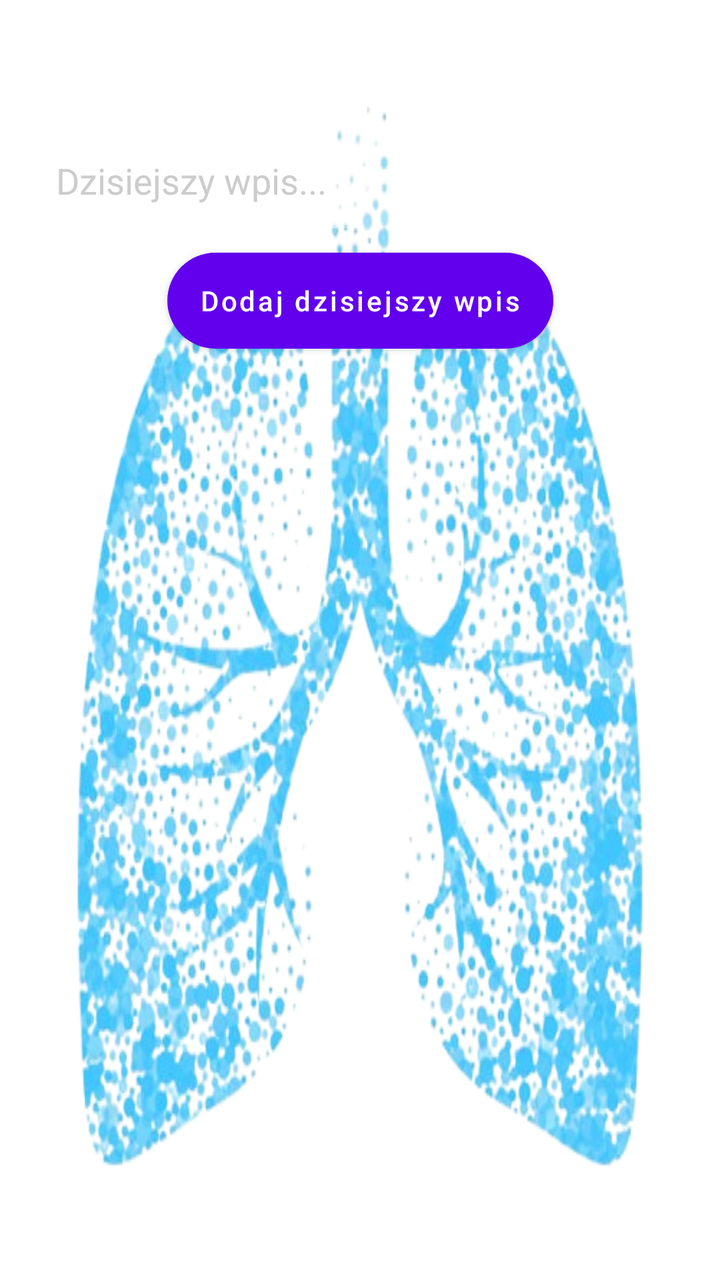
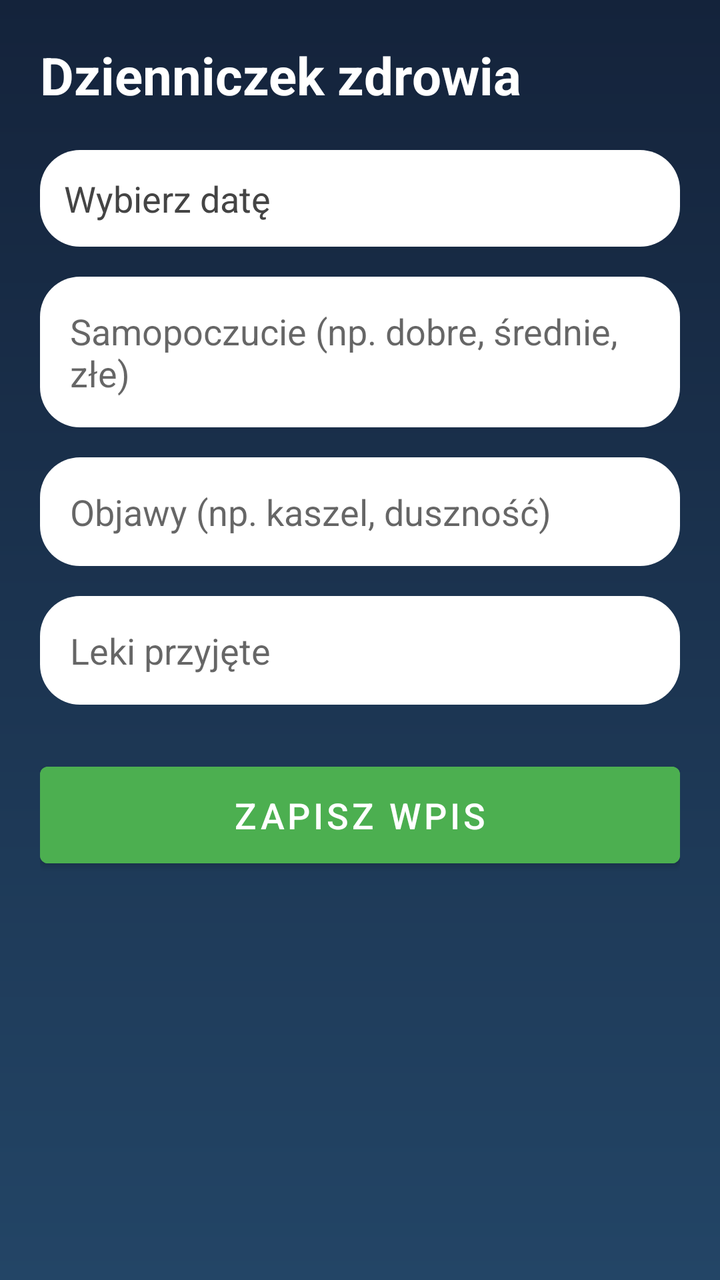

Two renders of the same Android screen: before a commit and after it. Below are the layout's source before the change and the commit's diff.
<!-- AndroidManifest.xml: application theme Theme.MyApplication -->
<!-- res/layout/fragment_dairy.xml -->
<?xml version="1.0" encoding="utf-8"?>
<androidx.constraintlayout.widget.ConstraintLayout xmlns:android="http://schemas.android.com/apk/res/android"
    xmlns:tools="http://schemas.android.com/tools"
    xmlns:app="http://schemas.android.com/apk/res-auto"
    android:layout_width="match_parent"
    android:layout_height="match_parent"
    android:background="@drawable/lungs"
    tools:context=".DairyFragment">

    <TextView
        android:id="@+id/tvDiaryTitle"
        android:layout_width="wrap_content"
        android:layout_height="10dp"
        android:layout_margin="40dp"
        android:text="Dzienniczek"
        android:textColor="@android:color/white"
        android:textSize="28sp"
        android:textStyle="bold"
        app:layout_constraintStart_toStartOf="parent"
        app:layout_constraintTop_toTopOf="parent" />

    <EditText
        android:id="@+id/etDiaryInput"
        android:layout_width="0dp"
        android:layout_height="wrap_content"
        android:hint="Dzisiejszy wpis..."
        android:background="@drawable/field_bg"
        android:padding="12dp"
        android:textColor="@android:color/white"
        android:textColorHint="#CCCCCC"
        app:layout_constraintTop_toBottomOf="@id/tvDiaryTitle"
        app:layout_constraintStart_toStartOf="parent"
        app:layout_constraintEnd_toEndOf="parent"
        android:layout_margin="16dp"/>

    

    

    <Button
        android:id="@+id/btnAddDiary"
        android:layout_width="wrap_content"
        android:layout_height="wrap_content"
        android:layout_marginTop="12dp"
        android:background="@drawable/button_bg"
        android:text="Dodaj dzisiejszy wpis"
        android:textAllCaps="false"
        android:textColor="@android:color/white"
        app:layout_constraintEnd_toEndOf="parent"
        app:layout_constraintStart_toStartOf="parent"
        app:layout_constraintTop_toBottomOf="@id/etDiaryInput" />

    <androidx.recyclerview.widget.RecyclerView
        android:id="@+id/recyclerDiary"
        android:layout_width="0dp"
        android:layout_height="0dp"
        app:layout_constraintTop_toBottomOf="@id/btnAddDiary"
        app:layout_constraintBottom_toBottomOf="parent"
        app:layout_constraintStart_toStartOf="parent"
        app:layout_constraintEnd_toEndOf="parent"
        android:layout_margin="16dp"/>

</androidx.constraintlayout.widget.ConstraintLayout>
<!-- resources referenced by this layout -->
<resources>
  <!-- drawable button_bg (drawable) -->
  <?xml version="1.0" encoding="utf-8"?>
  <ripple xmlns:android="http://schemas.android.com/apk/res/android"
      android:color="#33FFFFFF">
  
      <item>
          <shape android:shape="rectangle">
              <corners android:radius="30dp"/>
              <gradient
                  android:startColor="#3A86FF"
                  android:endColor="#00C6FF"
                  android:angle="0"/>
              <padding
                  android:left="16dp"
                  android:top="10dp"
                  android:right="16dp"
                  android:bottom="10dp"/>
          </shape>
      </item>
  </ripple>
  <!-- drawable field_bg (drawable) -->
  <?xml version="1.0" encoding="utf-8"?>
  <shape xmlns:android="http://schemas.android.com/apk/res/android">
      <solid android:color="#66FFFFFF"/> 
      <stroke android:width="1dp" android:color="#33FFFFFF"/>
      <corners android:radius="16dp"/>
  </shape>
  <!-- drawable lungs: png bitmap (drawable, 315991 bytes) -->
  <style name="Theme.MyApplication" parent="Theme.MaterialComponents.DayNight.DarkActionBar">
          
          <item name="colorPrimary">@color/purple_500</item>
          <item name="colorPrimaryVariant">@color/purple_700</item>
          <item name="colorOnPrimary">@color/white</item>
          
          <item name="colorSecondary">@color/teal_200</item>
          <item name="colorSecondaryVariant">@color/teal_700</item>
          <item name="colorOnSecondary">@color/black</item>
          
          <item name="android:statusBarColor">?attr/colorPrimaryVariant</item>
          
      </style>
  <color name="purple_500">#FF6200EE</color>
  <color name="purple_700">#FF3700B3</color>
  <color name="white">#FFFFFFFF</color>
  <color name="teal_200">#FF03DAC5</color>
  <color name="teal_700">#FF018786</color>
  <color name="black">#FF000000</color>
</resources>

<!-- the commit's change to res/layout/fragment_dairy.xml (unified diff, before → after) -->
@@ -1,63 +1,83 @@
 <?xml version="1.0" encoding="utf-8"?>
-<androidx.constraintlayout.widget.ConstraintLayout xmlns:android="http://schemas.android.com/apk/res/android"
-    xmlns:tools="http://schemas.android.com/tools"
-    xmlns:app="http://schemas.android.com/apk/res-auto"
+<ScrollView xmlns:android="http://schemas.android.com/apk/res/android"
     android:layout_width="match_parent"
     android:layout_height="match_parent"
-    android:background="@drawable/lungs"
-    tools:context=".DairyFragment">
+    android:padding="20dp"
+    android:background="@drawable/gradient_bg">
 
-    <TextView
-        android:id="@+id/tvDiaryTitle"
-        android:layout_width="wrap_content"
-        android:layout_height="10dp"
-        android:layout_margin="40dp"
-        android:text="Dzienniczek"
-        android:textColor="@android:color/white"
-        android:textSize="28sp"
-        android:textStyle="bold"
-        app:layout_constraintStart_toStartOf="parent"
-        app:layout_constraintTop_toTopOf="parent" />
 
-    <EditText
-        android:id="@+id/etDiaryInput"
-        android:layout_width="0dp"
+    <LinearLayout
+        android:layout_width="match_parent"
         android:layout_height="wrap_content"
-        android:hint="Dzisiejszy wpis..."
-        android:background="@drawable/field_bg"
-        android:padding="12dp"
-        android:textColor="@android:color/white"
-        android:textColorHint="#CCCCCC"
-        app:layout_constraintTop_toBottomOf="@id/tvDiaryTitle"
-        app:layout_constraintStart_toStartOf="parent"
-        app:layout_constraintEnd_toEndOf="parent"
-        android:layout_margin="16dp"/>
+        android:orientation="vertical">
 
-    
+        
+        <TextView
+            android:layout_width="match_parent"
+            android:layout_height="wrap_content"
+            android:text="Dzienniczek zdrowia"
+            android:textSize="26sp"
+            android:textStyle="bold"
+            android:textColor="@color/white"
+            android:paddingBottom="20dp" />
 
-    
+        
+        <TextView
+            android:id="@+id/tvDate"
+            android:layout_width="match_parent"
+            android:layout_height="wrap_content"
+            android:text="Wybierz datę"
+            android:textColor="#444"
+            android:textSize="18sp"
+            android:padding="12dp"
+            android:background="@drawable/card_white"
+            android:drawablePadding="10dp"/>
 
-    <Button
-        android:id="@+id/btnAddDiary"
-        android:layout_width="wrap_content"
-        android:layout_height="wrap_content"
-        android:layout_marginTop="12dp"
-        android:background="@drawable/button_bg"
-        android:text="Dodaj dzisiejszy wpis"
-        android:textAllCaps="false"
-        android:textColor="@android:color/white"
-        app:layout_constraintEnd_toEndOf="parent"
-        app:layout_constraintStart_toStartOf="parent"
-        app:layout_constraintTop_toBottomOf="@id/etDiaryInput" />
+        
+        <EditText
+            android:id="@+id/etMood"
+            android:layout_width="match_parent"
+            android:layout_height="wrap_content"
+            android:hint="Samopoczucie (np. dobre, średnie, złe)"
+            android:padding="15dp"
+            android:background="@drawable/card_white"
+            android:textColor="#222"
+            android:layout_marginTop="15dp" />
 
-    <androidx.recyclerview.widget.RecyclerView
-        android:id="@+id/recyclerDiary"
-        android:layout_width="0dp"
-        android:layout_height="0dp"
-        app:layout_constraintTop_toBottomOf="@id/btnAddDiary"
-        app:layout_constraintBottom_toBottomOf="parent"
-        app:layout_constraintStart_toStartOf="parent"
-        app:layout_constraintEnd_toEndOf="parent"
-        android:layout_margin="16dp"/>
+        
+        <EditText
+            android:id="@+id/etSymptoms"
+            android:layout_width="match_parent"
+            android:layout_height="wrap_content"
+            android:hint="Objawy (np. kaszel, duszność)"
+            android:padding="15dp"
+            android:background="@drawable/card_white"
+            android:textColor="#222"
+            android:layout_marginTop="15dp" />
 
-</androidx.constraintlayout.widget.ConstraintLayout>
+        
+        <EditText
+            android:id="@+id/etMeds"
+            android:layout_width="match_parent"
+            android:layout_height="wrap_content"
+            android:hint="Leki przyjęte"
+            android:padding="15dp"
+            android:background="@drawable/card_white"
+            android:textColor="#222"
+            android:layout_marginTop="15dp" />
+
+        
+        <Button
+            android:id="@+id/btnSave"
+            android:layout_width="match_parent"
+            android:layout_height="wrap_content"
+            android:text="Zapisz wpis"
+            android:backgroundTint="#4CAF50"
+            android:textColor="#FFFFFF"
+            android:layout_marginTop="25dp"
+            android:padding="12dp"
+            android:textSize="18sp" />
+
+    </LinearLayout>
+
+</ScrollView>
<!-- resource entries referenced after the edit -->
@@ -1,33 +1,5 @@
 <!-- resources referenced by this layout -->
 <resources>
-  <!-- drawable button_bg (drawable) -->
-  <?xml version="1.0" encoding="utf-8"?>
-  <ripple xmlns:android="http://schemas.android.com/apk/res/android"
-      android:color="#33FFFFFF">
-  
-      <item>
-          <shape android:shape="rectangle">
-              <corners android:radius="30dp"/>
-              <gradient
-                  android:startColor="#3A86FF"
-                  android:endColor="#00C6FF"
-                  android:angle="0"/>
-              <padding
-                  android:left="16dp"
-                  android:top="10dp"
-                  android:right="16dp"
-                  android:bottom="10dp"/>
-          </shape>
-      </item>
-  </ripple>
-  <!-- drawable field_bg (drawable) -->
-  <?xml version="1.0" encoding="utf-8"?>
-  <shape xmlns:android="http://schemas.android.com/apk/res/android">
-      <solid android:color="#66FFFFFF"/> 
-      <stroke android:width="1dp" android:color="#33FFFFFF"/>
-      <corners android:radius="16dp"/>
-  </shape>
-  <!-- drawable lungs: png bitmap (drawable, 315991 bytes) -->
   <style name="Theme.MyApplication" parent="Theme.MaterialComponents.DayNight.DarkActionBar">
           
           <item name="colorPrimary">@color/purple_500</item>
@@ -44,6 +16,28 @@
   <color name="purple_500">#FF6200EE</color>
   <color name="purple_700">#FF3700B3</color>
   <color name="white">#FFFFFFFF</color>
+  <!-- drawable card_white (drawable) -->
+  <?xml version="1.0" encoding="utf-8"?>
+  <shape xmlns:android="http://schemas.android.com/apk/res/android"
+      android:shape="rectangle">
+      <solid android:color="@android:color/white"/>
+      <corners android:radius="20dp"/>
+      <padding
+          android:left="20dp"
+          android:top="20dp"
+          android:right="20dp"
+          android:bottom="20dp"/>
+  </shape>
+  <!-- drawable gradient_bg (drawable) -->
+  <?xml version="1.0" encoding="utf-8"?>
+  <shape xmlns:android="http://schemas.android.com/apk/res/android"
+      android:shape="rectangle">
+  
+      <gradient
+          android:startColor="#14233B"
+          android:endColor="#234566"
+          android:angle="270" />
+  </shape>
   <color name="teal_200">#FF03DAC5</color>
   <color name="teal_700">#FF018786</color>
   <color name="black">#FF000000</color>
